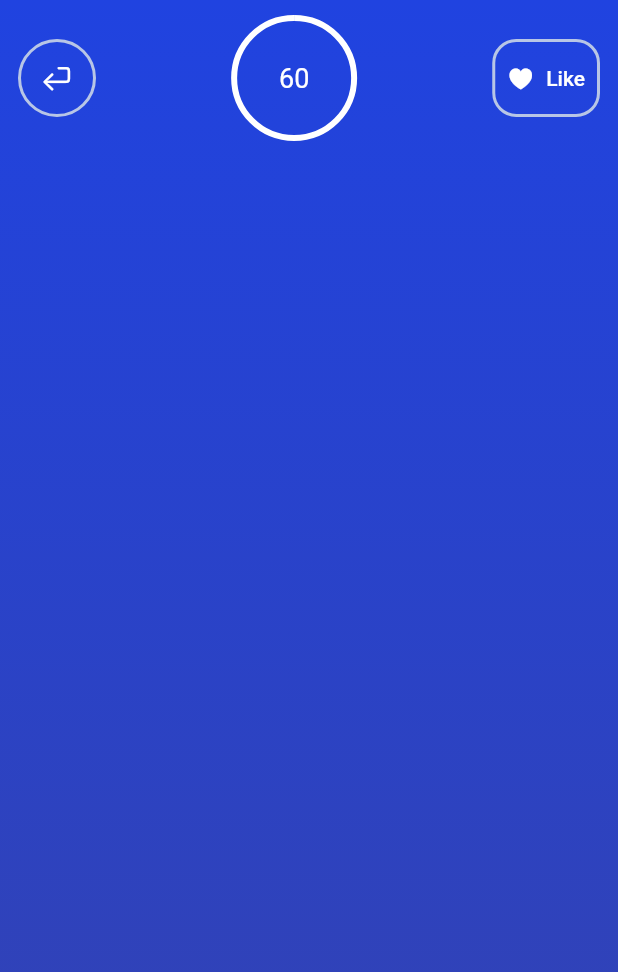
After one commit to Luis-Angel-Santos/videogameQuizApp, a Flutter app: the screen it shows after launch, after a tap on "Continue", on a phone screen of 412 x 824 dp. The commit adds this screen. Shown: the top 972 px of the screen. Run offline on Flutter 3.47's test engine with Material 2 defaults, Android fonts, the phone set to English and light mode, and no system bars; Roboto replaces fonts that are missing (quick_semi).

Commit message:
Iniciando con la pantalla del Quiz

```diff
--- a/lib/main.dart
+++ b/lib/main.dart
@@ -1,6 +1,9 @@
+// ignore_for_file: prefer_const_constructors, prefer_const_literals_to_create_immutables
+
 import 'package:flutter/cupertino.dart';
 import 'package:flutter/material.dart';
 import 'package:quizgame/const/text_styles.dart';
+import 'package:quizgame/quiz_screen.dart';
 import 'const/images.dart';
 import 'const/colors.dart';
 
@@ -74,9 +77,12 @@ class QuizApp extends StatelessWidget{
                 size: 16,
                 text: "Do you feel confident? Here you'll face our most difficult questions!"),
               const Spacer(),
-
               Align(
                 alignment: Alignment.center,
+                child: GestureDetector(
+                  onTap: (){
+                    Navigator.push(context, MaterialPageRoute(builder: (context) => const QuizScreen()));
+                  },
                   child: Container(
                     margin: const EdgeInsets.only(bottom: 20),
                     alignment: Alignment.center,
@@ -87,6 +93,7 @@ class QuizApp extends StatelessWidget{
                     ),
                     child: headingText(color: blue, size: 18, text: 'Continue')
                   ),
+                ),
               )
             ],
           ),
--- /dev/null
+++ b/lib/quiz_screen.dart
@@ -0,0 +1,91 @@
+// ignore_for_file: prefer_const_constructors, prefer_const_literals_to_create_immutables
+import 'package:flutter/cupertino.dart';
+import 'package:flutter/material.dart';
+import 'package:quizgame/const/text_styles.dart';
+
+import 'const/colors.dart';
+
+class QuizScreen extends StatefulWidget {
+  const QuizScreen({Key? key}) : super(key: key);
+
+  @override
+  State<QuizScreen> createState() => _QuizScreenState();
+}
+
+class _QuizScreenState extends State<QuizScreen> {
+
+  int seconds = 60;
+
+
+  @override
+  Widget build(BuildContext context) {
+    return Scaffold(
+      body: SafeArea(
+        child: Container(
+          width: double.infinity,
+          height: double.infinity,
+          padding: const EdgeInsets.all(12),
+          decoration: BoxDecoration(
+            gradient: LinearGradient(
+              begin: Alignment.topCenter,
+              end: Alignment.bottomCenter,
+              colors: [blue, darkBlue],
+            )
+          ),
+          child: Column(
+            children: [
+              Row(
+                mainAxisAlignment: MainAxisAlignment.spaceBetween,
+                children: [
+                  Container(
+                    decoration: BoxDecoration(
+                      borderRadius: BorderRadius.circular(50),
+                      border: Border.all(color: lightgrey, width: 2)
+                    ),
+                    child: IconButton(
+                      onPressed: (){
+                        Navigator.pop(context);
+                      },
+                      icon: const Icon(
+                        CupertinoIcons.return_icon,
+                        color: Colors.white,
+                        size: 20,
+                      )
+                    ),
+                  ),
+                  Stack(
+                    alignment: Alignment.center,
+                    children: [
+                      normalText(color: Colors.white, size:18, text: '$seconds'),
+                      SizedBox(
+                        width: 80,
+                        height: 80,
+                        child: CircularProgressIndicator(
+                          value: seconds/60,
+                          valueColor: AlwaysStoppedAnimation(Colors.white),
+                        ),
+                      )
+                    ]
+                  ),
+                  Container(
+                    decoration: BoxDecoration(
+                      borderRadius: BorderRadius.circular(16),
+                      border: Border.all(color: lightgrey, width: 2)
+                    ),
+                    child: TextButton.icon(
+                      onPressed: null,
+                      icon: Icon(CupertinoIcons.heart_fill,
+                      color: Colors.white, size: 18),
+                      label: normalText(color: Colors.white, size: 14, text: 'Like'),
+                    ),
+
+                  )
+                ],
+              )
+            ]
+          ),
+        ),
+      )
+    );
+  }
+}
--- a/pubspec.yaml
+++ b/pubspec.yaml
@@ -61,7 +61,7 @@ flutter:
 
   # To add assets to your application, add an assets section, like this:
   assets:
-    -assets
+    - assets/
   #   - images/a_dot_ham.jpeg
 
   # An image asset can refer to one or more resolution-specific "variants", see
```
Lines whose indentation alone changed are shown as unchanged.
